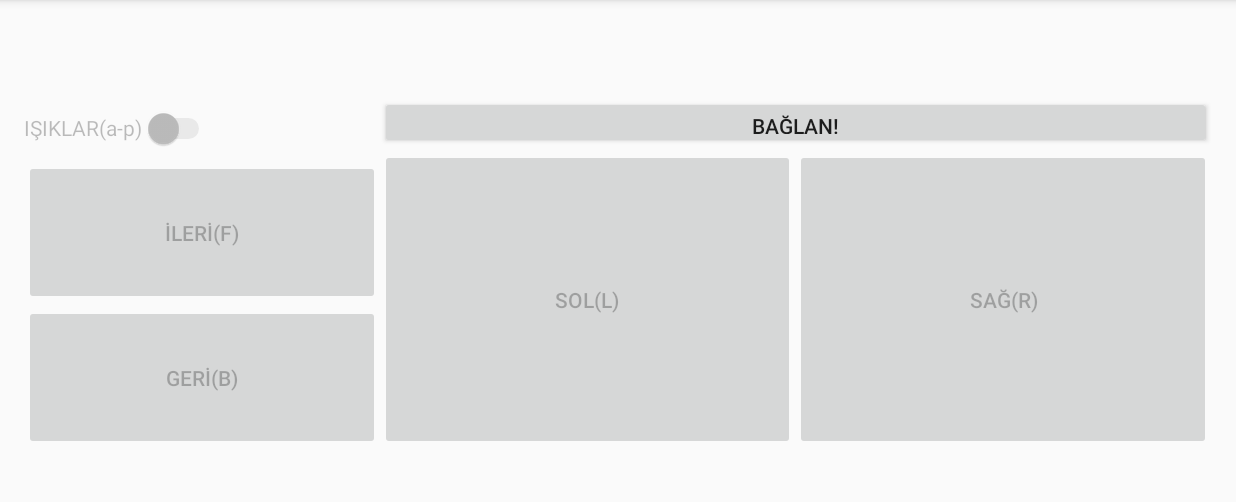
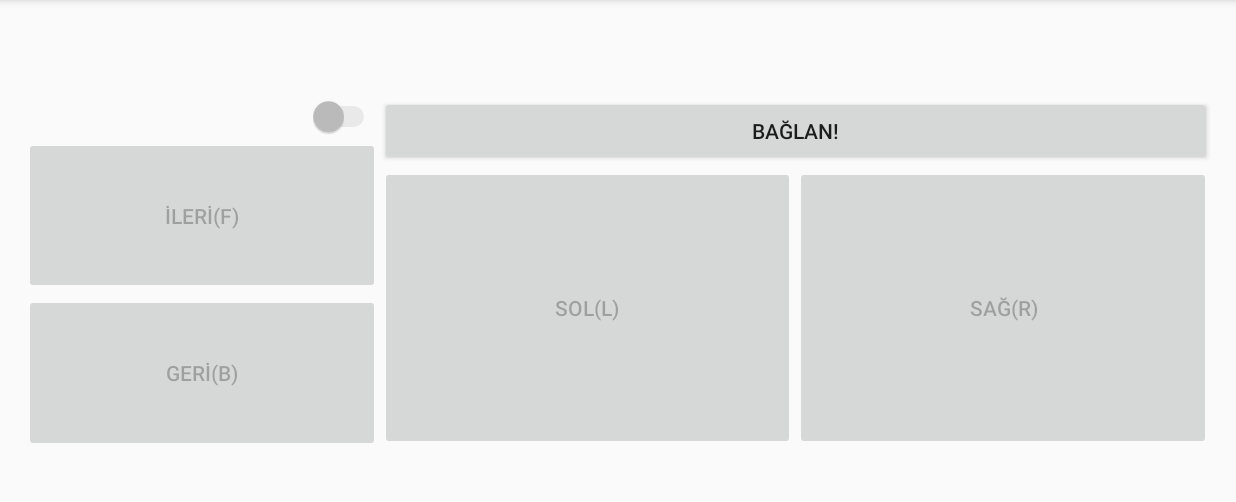
Before and after one commit to unicod3/BtManagerCar, an Android app: the screen it shows after launch (MainActivity), on a phone screen of 824 x 412 dp (held sideways), the part 72-574 px from its top. Run offline under Robolectric (Android 15) with nearby library versions, the phone set to English and light mode, and no system bars.

Commit message:
layout fixes

```diff
--- a/app/src/main/res/layout/activity_main.xml
+++ b/app/src/main/res/layout/activity_main.xml
@@ -18,25 +18,25 @@
             android:layout_weight="0.3">
 
             <Switch
-                android:layout_width="wrap_content"
-                android:layout_height="wrap_content"
+                android:layout_width="match_parent"
+                android:layout_height="0px"
                 android:text="@string/btnLights"
                 android:id="@+id/switchLights"
                 android:layout_gravity="center_vertical"
                 android:checked="false"
-                android:layout_weight="0.075" />
+                android:layout_weight="0.1" />
 
             <Button
                 android:layout_width="match_parent"
                 android:layout_height="0px"
-                android:layout_weight="0.46"
+                android:layout_weight="0.40"
                 android:text="@string/btnForward"
                 android:id="@+id/btnForward" />
 
             <Button
                 android:layout_width="match_parent"
                 android:layout_height="0px"
-                android:layout_weight="0.46"
+                android:layout_weight="0.40"
                 android:text="@string/btnBackward"
                 android:id="@+id/btnBackward" />
 
@@ -52,7 +52,7 @@
                 android:orientation="horizontal"
                 android:layout_width="match_parent"
                 android:layout_height="0px"
-                android:layout_weight="0.15">
+                android:layout_weight="0.20">
 
                 <Button
                     android:layout_width="match_parent"
@@ -66,7 +66,7 @@
                 android:layout_width="match_parent"
                 android:layout_height="0px"
                 android:layout_gravity="center_horizontal"
-                android:layout_weight="0.85">
+                android:layout_weight="0.80">
 
                 <Button
                     android:layout_width="0px"
--- a/app/src/main/res/values/strings.xml
+++ b/app/src/main/res/values/strings.xml
@@ -19,7 +19,7 @@
     <string name="btnConnect">Bağlan!</string>
     <string name="checking">Checking…</string>
     <string name="errorOccured">Error Occured!</string>
-    <string name="btnLights">IŞIKLAR(a-p)</string>
+    <string name="btnLights"></string>
     <string name="btnForward">İLERİ(f)</string>
     <string name="btnBackward">GERİ(b)</string>
     <string name="btnRight">SAĞ(r)</string>
```
